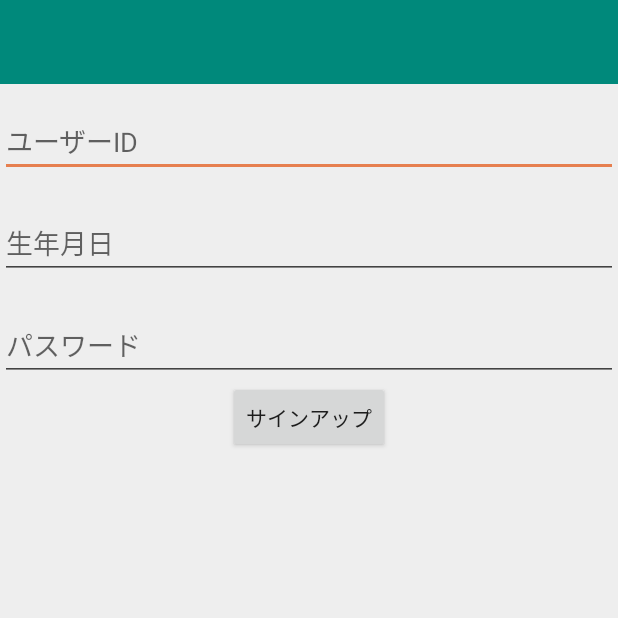
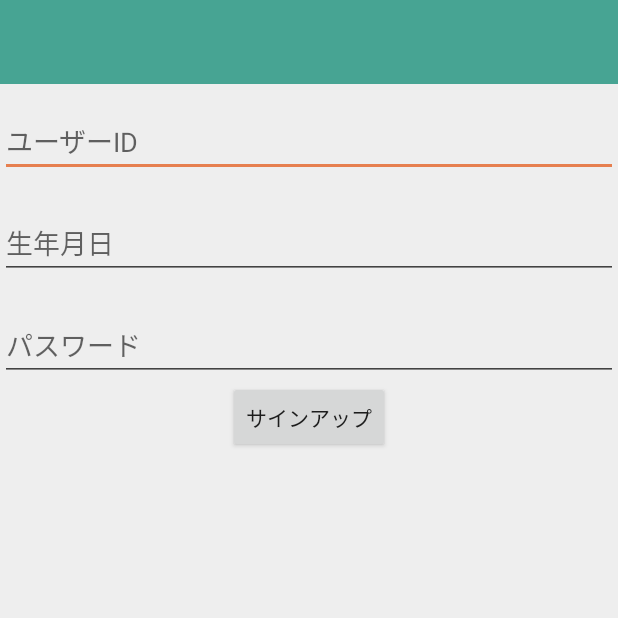
Before and after one commit to Mikazukittp/MiraiNikki, an Android app: the SignUpFragment screen opened directly, with no data from a screen before it, on a phone screen of 412 x 824 dp, the top half of it. Run offline under Robolectric (Android 15) with nearby library versions, the phone set to English and light mode, and no system bars.

Commit message:
fixed string.xml and color.xml

```diff
--- a/android/app/src/main/res/layout/activity_main.xml
+++ b/android/app/src/main/res/layout/activity_main.xml
@@ -15,7 +15,7 @@
             android:layout_alignParentTop="true"
             android:layout_centerHorizontal="true"
             android:layout_marginTop="100dp"
-            android:text="自分の未来に日記をつけよう"
+            android:text="@string/app_introduction"
             android:textSize="20sp" />
 
         <ImageView
@@ -25,7 +25,7 @@
             android:layout_below="@+id/appIntroduction"
             android:layout_centerHorizontal="true"
             android:layout_marginTop="20dp"
-            android:background="@color/main" />
+            android:background="@color/theme600" />
 
         <TextView
             android:id="@+id/appName"
@@ -46,7 +46,7 @@
             android:layout_centerHorizontal="true"
             android:layout_marginTop="40dp"
             android:onClick="nextView"
-            android:text="未来を描く" />
+            android:text="@string/welcome_button_text" />
             <!--android:onClick="changeLabel"-->
 
     </RelativeLayout>
--- a/android/app/src/main/res/layout/activity_plan_list.xml
+++ b/android/app/src/main/res/layout/activity_plan_list.xml
@@ -12,7 +12,7 @@
             android:id="@+id/myListView"
             android:layout_width="match_parent"
             android:layout_height="match_parent"
-            android:layout_marginTop="70dp"></ListView>
+            android:layout_marginTop="70dp"/>
 
         <TextView
             android:id="@+id/emptyView"
@@ -20,7 +20,7 @@
             android:layout_height="wrap_content"
             android:layout_marginTop="70dp"
             android:padding="16dp"
-            android:text="No data" />
+            android:text="@string/empty_view_text" />
 
     </LinearLayout>
 
@@ -43,7 +43,7 @@
             android:layout_centerHorizontal="true"
             android:layout_marginBottom="20dp"
             android:onClick="goToCreatePlan"
-            android:text="new plan"
+            android:text="@string/create_plan_button_text"
             />
     </RelativeLayout>
 
--- a/android/app/src/main/res/layout/activity_sign_up.xml
+++ b/android/app/src/main/res/layout/activity_sign_up.xml
@@ -14,7 +14,7 @@
             android:layout_width="match_parent"
             android:layout_height="wrap_content"
             android:layout_marginTop="70dp"
-            android:hint="ユーザーID" />
+            android:hint="@string/user_id_hint" />
 
         <EditText
             android:id="@+id/userBirthday"
@@ -22,7 +22,7 @@
             android:layout_height="wrap_content"
             android:layout_below="@+id/userId"
             android:layout_marginTop="20dp"
-            android:hint="生年月日" />
+            android:hint="@string/user_birthday_hint" />
 
         <EditText
             android:id="@+id/userPass"
@@ -30,17 +30,17 @@
             android:layout_height="wrap_content"
             android:layout_below="@+id/userBirthday"
             android:layout_marginTop="20dp"
-            android:hint="パスワード" />
+            android:hint="@string/user_pass_hint" />
 
 
         <Button
-            android:id="@+id/submitButton"
+            android:id="@+id/submitUserInfoButton"
             android:layout_width="wrap_content"
             android:layout_height="wrap_content"
             android:layout_below="@+id/userPass"
             android:layout_centerHorizontal="true"
             android:onClick="submitUserInfo"
-            android:text="サインアップ" />
+            android:text="@string/submit_user_info_button_text" />
 
 
     </RelativeLayout>
--- a/android/app/src/main/res/layout/list_item.xml
+++ b/android/app/src/main/res/layout/list_item.xml
@@ -16,16 +16,14 @@
             android:layout_width="wrap_content"
             android:layout_height="wrap_content"
             android:layout_marginRight="16dp"
-            android:background="@color/accent"
-            android:text="date"
+            android:background="@color/accent500"
             android:textSize="24sp" />
 
         <TextView
             android:id="@+id/content"
             android:layout_width="match_parent"
             android:layout_height="wrap_content"
-            android:text="content"
-            android:textColor="#999999"
+            android:textColor="@color/theme600"
             android:textSize="24sp" />
     </LinearLayout>
 
--- a/android/app/src/main/res/values/colors.xml
+++ b/android/app/src/main/res/values/colors.xml
@@ -4,11 +4,9 @@
 
     <!-- Theme & Accent -->
     <color name="theme400">#26A69A</color>
-    <color name="theme600">#00897B</color>
+    <color name="theme600">#47A493</color>
     <color name="theme800">#00695C</color>
     <color name="accent500">#E67F4F</color>
-    <color name="accent">#E67F4F</color>
-    <color name="main">#47A493</color>
 
 
     <!-- Grayscales -->
--- a/android/app/src/main/res/values/strings.xml
+++ b/android/app/src/main/res/values/strings.xml
@@ -2,7 +2,18 @@
     <string name="app_name">Mirainikki</string>
     <string name="hello_world">Hello world!</string>
     <string name="action_settings">Settings</string>
-    <string name="title_activity_diary_list">diaryList</string>
+    <string name="title_activity_plan_list">planList</string>
     <string name="title_activity_create_plan">CreatePlan</string>
     <string name="title_activity_sign_up">SignUp</string>
+    <string name="plan_date_hint">いつまでに？</string>
+    <string name="plan_content_hint">なにしてる？</string>
+    <string name="submit_plan_button_text">作成</string>
+    <string name="app_introduction">自分の未来に日記をつけよう</string>
+    <string name="welcome_button_text">未来を描く</string>
+    <string name="empty_view_text">No data</string>
+    <string name="create_plan_button_text">new plan</string>
+    <string name="user_id_hint">ユーザーID</string>
+    <string name="user_birthday_hint">生年月日</string>
+    <string name="user_pass_hint">パスワード</string>
+    <string name="submit_user_info_button_text">サインアップ</string>
 </resources>
```
Also changed, not shown: android/app/src/main/res/layout/activity_create_plan.xml (+4 -4 lines).
